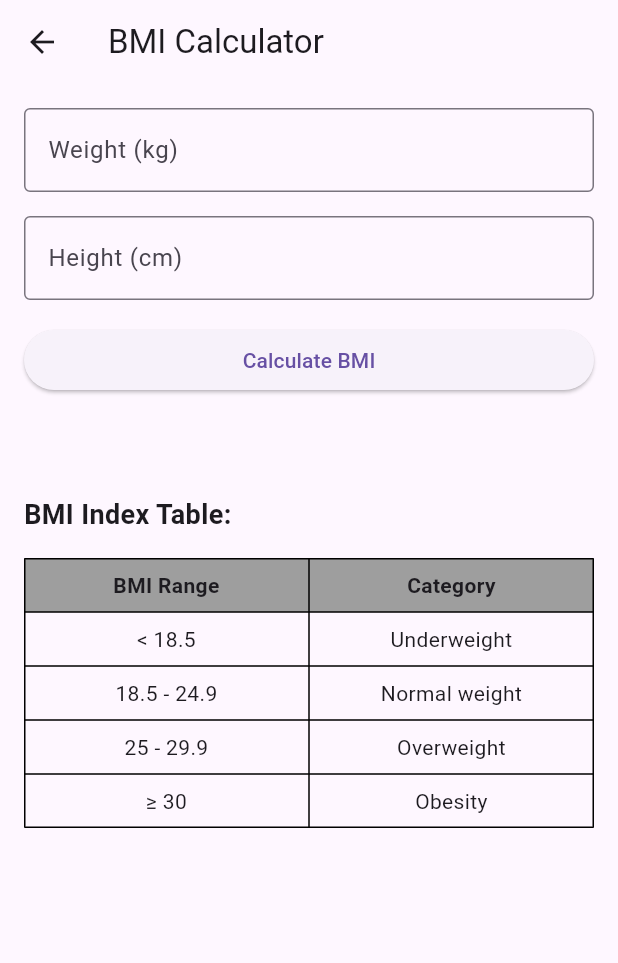
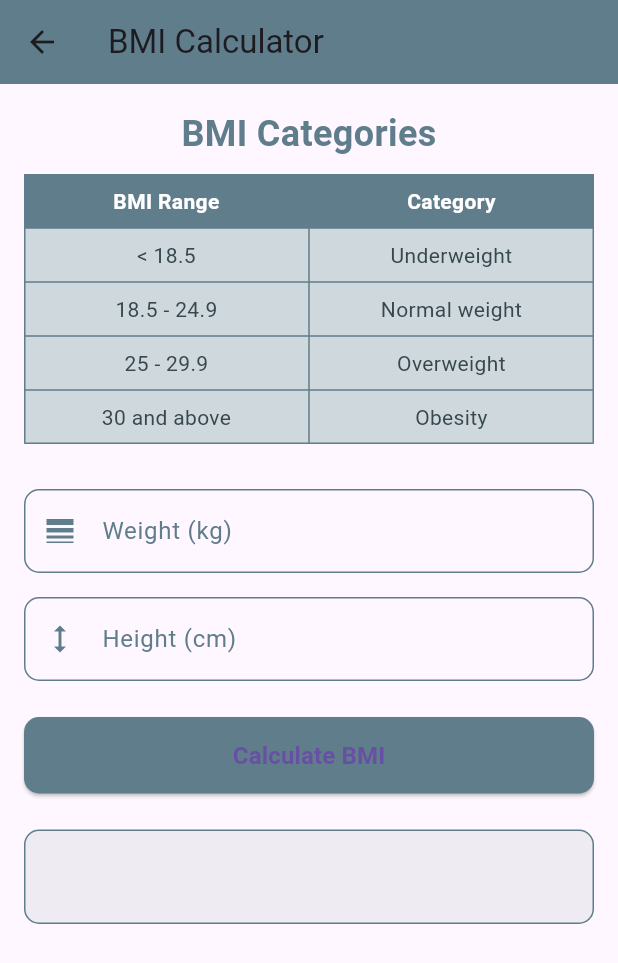
Before and after one commit to FelixJon17/UTS_MOBILEPROGRAMMING_KELOMPOK8, a Flutter app: the BMICalculatorScreen screen opened directly, on a phone screen of 412 x 824 dp. Shown: the top 963 px of the screen. Run offline on Flutter 3.47's test engine with Material 3 defaults, Android fonts, the light colour scheme and no system bars; our stand-ins replace shared_preferences; accounts and stored records are empty.

Commit message:
ubah layout BMI calculator

```diff
--- a/lib/screen/bmi_index_calculator.dart
+++ b/lib/screen/bmi_index_calculator.dart
@@ -41,151 +41,158 @@ class _BMICalculatorScreenState extends State<BMICalculatorScreen> {
     }
   }
 
+  Widget _buildBMITable() {
+    return Table(
+      border: TableBorder.all(color: Colors.blueGrey, width: 1),
+      children: [
+        _buildRow('BMI Range', 'Category', isHeader: true),
+        _buildRow('< 18.5', 'Underweight'),
+        _buildRow('18.5 - 24.9', 'Normal weight'),
+        _buildRow('25 - 29.9', 'Overweight'),
+        _buildRow('30 and above', 'Obesity'),
+      ],
+    );
+  }
+
+  TableRow _buildRow(String bmiRange, String category,
+      {bool isHeader = false}) {
+    return TableRow(
+      children: [
+        Padding(
+          padding: const EdgeInsets.all(8.0),
+          child: Text(
+            bmiRange,
+            style: TextStyle(
+              fontWeight: isHeader ? FontWeight.bold : FontWeight.normal,
+              color: isHeader ? Colors.white : Colors.blueGrey[800],
+            ),
+            textAlign: TextAlign.center,
+          ),
+        ),
+        Padding(
+          padding: const EdgeInsets.all(8.0),
+          child: Text(
+            category,
+            style: TextStyle(
+              fontWeight: isHeader ? FontWeight.bold : FontWeight.normal,
+              color: isHeader ? Colors.white : Colors.blueGrey[800],
+            ),
+            textAlign: TextAlign.center,
+          ),
+        ),
+      ],
+      decoration: BoxDecoration(
+        color: isHeader ? Colors.blueGrey : Colors.blueGrey[100],
+      ),
+    );
+  }
+
   @override
   Widget build(BuildContext context) {
     return Scaffold(
       appBar: AppBar(
         title: const Text('BMI Calculator'),
+        backgroundColor: Colors.blueGrey,
       ),
       body: SingleChildScrollView(
         padding: const EdgeInsets.all(16.0),
         child: Column(
           crossAxisAlignment: CrossAxisAlignment.stretch,
           children: [
+            // Tabel BMI
+            const Text(
+              'BMI Categories',
+              textAlign: TextAlign.center,
+              style: TextStyle(
+                fontSize: 24.0,
+                fontWeight: FontWeight.bold,
+                color: Colors.blueGrey,
+              ),
+            ),
+            const SizedBox(height: 10.0),
+            _buildBMITable(),
+            const SizedBox(height: 30.0),
+
+            // Input Berat Badan
             TextField(
               controller: _weightController,
               keyboardType: TextInputType.number,
-              decoration: const InputDecoration(
+              decoration: InputDecoration(
                 labelText: 'Weight (kg)',
-                border: OutlineInputBorder(),
+                labelStyle: const TextStyle(color: Colors.blueGrey),
+                prefixIcon:
+                    const Icon(Icons.line_weight, color: Colors.blueGrey),
+                enabledBorder: OutlineInputBorder(
+                  borderSide: const BorderSide(color: Colors.blueGrey),
+                  borderRadius: BorderRadius.circular(10.0),
+                ),
+                focusedBorder: OutlineInputBorder(
+                  borderSide:
+                      const BorderSide(color: Colors.blueGrey, width: 2.0),
+                  borderRadius: BorderRadius.circular(10.0),
+                ),
               ),
             ),
             const SizedBox(height: 16.0),
+
+            // Input Tinggi Badan
             TextField(
               controller: _heightController,
               keyboardType: TextInputType.number,
-              decoration: const InputDecoration(
+              decoration: InputDecoration(
                 labelText: 'Height (cm)',
-                border: OutlineInputBorder(),
+                labelStyle: const TextStyle(color: Colors.blueGrey),
+                prefixIcon: const Icon(Icons.height, color: Colors.blueGrey),
+                enabledBorder: OutlineInputBorder(
+                  borderSide: const BorderSide(color: Colors.blueGrey),
+                  borderRadius: BorderRadius.circular(10.0),
+                ),
+                focusedBorder: OutlineInputBorder(
+                  borderSide:
+                      const BorderSide(color: Colors.blueGrey, width: 2.0),
+                  borderRadius: BorderRadius.circular(10.0),
                 ),
               ),
-            const SizedBox(height: 16.0),
+            ),
+            const SizedBox(height: 24.0),
+
+            // Tombol Kalkulator
             ElevatedButton(
               onPressed: _calculateBMI,
-              child: const Text('Calculate BMI'),
+              style: ElevatedButton.styleFrom(
+                backgroundColor: Colors.blueGrey,
+                padding: const EdgeInsets.symmetric(vertical: 14.0),
+                shape: RoundedRectangleBorder(
+                  borderRadius: BorderRadius.circular(10.0),
                 ),
-            const SizedBox(height: 16.0),
-            Text(
+              ),
+              child: const Text(
+                'Calculate BMI',
+                style: TextStyle(
+                  fontSize: 16.0,
+                  fontWeight: FontWeight.bold,
+                ),
+              ),
+            ),
+            const SizedBox(height: 24.0),
+
+            // Hasil BMI
+            Container(
+              padding: const EdgeInsets.all(16.0),
+              decoration: BoxDecoration(
+                color: Colors.blueGrey.withOpacity(0.1),
+                borderRadius: BorderRadius.circular(10.0),
+                border: Border.all(color: Colors.blueGrey),
+              ),
+              child: Text(
                 _bmiResult,
                 textAlign: TextAlign.center,
                 style: const TextStyle(
-                fontSize: 18.0,
+                  fontSize: 20.0,
                   fontWeight: FontWeight.bold,
+                  color: Colors.blueGrey,
                 ),
               ),
-            const SizedBox(height: 24.0),
-            const Text(
-              'BMI Index Table:',
-              style: TextStyle(fontSize: 18.0, fontWeight: FontWeight.bold),
-            ),
-            const SizedBox(height: 16.0),
-            Table(
-              border: TableBorder.all(color: Colors.black),
-              children: const [
-                TableRow(
-                  decoration: BoxDecoration(color: Colors.grey),
-                  children: [
-                    Padding(
-                      padding: EdgeInsets.all(8.0),
-                      child: Text(
-                        'BMI Range',
-                        style: TextStyle(fontWeight: FontWeight.bold),
-                        textAlign: TextAlign.center,
-                      ),
-                    ),
-                    Padding(
-                      padding: EdgeInsets.all(8.0),
-                      child: Text(
-                        'Category',
-                        style: TextStyle(fontWeight: FontWeight.bold),
-                        textAlign: TextAlign.center,
-                      ),
-                    ),
-                  ],
-                ),
-                TableRow(
-                  children: [
-                    Padding(
-                      padding: EdgeInsets.all(8.0),
-                      child: Text(
-                        '< 18.5',
-                        textAlign: TextAlign.center,
-                      ),
-                    ),
-                    Padding(
-                      padding: EdgeInsets.all(8.0),
-                      child: Text(
-                        'Underweight',
-                        textAlign: TextAlign.center,
-                      ),
-                    ),
-                  ],
-                ),
-                TableRow(
-                  children: [
-                    Padding(
-                      padding: EdgeInsets.all(8.0),
-                      child: Text(
-                        '18.5 - 24.9',
-                        textAlign: TextAlign.center,
-                      ),
-                    ),
-                    Padding(
-                      padding: EdgeInsets.all(8.0),
-                      child: Text(
-                        'Normal weight',
-                        textAlign: TextAlign.center,
-                      ),
-                    ),
-                  ],
-                ),
-                TableRow(
-                  children: [
-                    Padding(
-                      padding: EdgeInsets.all(8.0),
-                      child: Text(
-                        '25 - 29.9',
-                        textAlign: TextAlign.center,
-                      ),
-                    ),
-                    Padding(
-                      padding: EdgeInsets.all(8.0),
-                      child: Text(
-                        'Overweight',
-                        textAlign: TextAlign.center,
-                      ),
-                    ),
-                  ],
-                ),
-                TableRow(
-                  children: [
-                    Padding(
-                      padding: EdgeInsets.all(8.0),
-                      child: Text(
-                        '≥ 30',
-                        textAlign: TextAlign.center,
-                      ),
-                    ),
-                    Padding(
-                      padding: EdgeInsets.all(8.0),
-                      child: Text(
-                        'Obesity',
-                        textAlign: TextAlign.center,
-                      ),
-                    ),
-                  ],
-                ),
-              ],
             ),
           ],
         ),
--- a/lib/screen/fun_fact_screen.dart
+++ b/lib/screen/fun_fact_screen.dart
@@ -15,18 +15,18 @@ class FunFactsScreen extends StatelessWidget {
   Widget build(BuildContext context) {
     return Scaffold(
       appBar: AppBar(
-        title: Text('Fun Facts'),
+        title: const Text('Fun Facts'),
       ),
       body: ListView.builder(
         itemCount: funFacts.length,
         itemBuilder: (context, index) {
           return Card(
-            margin: EdgeInsets.all(10),
+            margin: const EdgeInsets.all(10),
             child: Padding(
-              padding: EdgeInsets.all(15),
+              padding: const EdgeInsets.all(15),
               child: Text(
                 funFacts[index],
-                style: TextStyle(fontSize: 18),
+                style: const TextStyle(fontSize: 18),
               ),
             ),
           );
```
Lines whose indentation alone changed are shown as unchanged.
